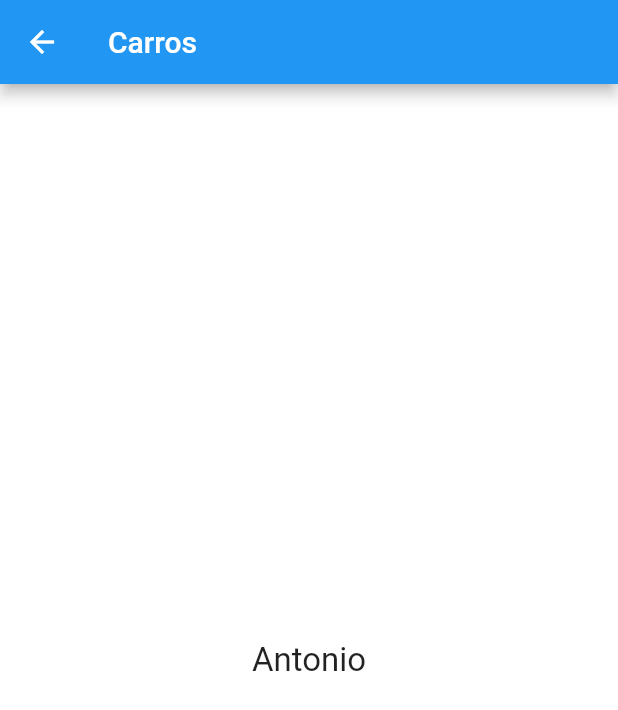
After one commit to antoniojunior1890/flutter-cars, a Flutter app: the HomePage screen opened directly, on a phone screen of 412 x 824 dp. The commit adds this screen. Shown: the top 710 px of the screen. Run offline on Flutter 3.47's test engine with Material 2 defaults, Android fonts, the phone set to English and light mode, and no system bars.

Commit message:
navegaçao entre telas

```diff
--- /dev/null
+++ b/lib/pages/home_page.dart
@@ -0,0 +1,24 @@
+import 'package:flutter/material.dart';
+
+class HomePage extends StatelessWidget {
+  @override
+  Widget build(BuildContext context) {
+    return Scaffold(
+      appBar: AppBar(
+        title: Text("Carros"),
+      ),
+      body: _body(),
+    );
+  }
+
+  _body() {
+    return Center(
+      child: Text(
+        "Antonio",
+        style: TextStyle(
+          fontSize: 22,
+        ),
+      ),
+    );
+  }
+}
--- a/lib/pages/login_page.dart
+++ b/lib/pages/login_page.dart
@@ -1,3 +1,5 @@
+import 'package:cars/pages/home_page.dart';
+import 'package:cars/utils/nav.dart';
 import 'package:cars/widgets/app_button.dart';
 import 'package:cars/widgets/app_text.dart';
 import 'package:flutter/material.dart';
@@ -77,6 +79,8 @@ class _LoginPageState extends State<LoginPage> {
     String senha = _tSenha.text;
 
     print("Login: $login, Senha: $senha");
+
+    push(context, HomePage());
   }
 
   String _validatorLogin(String text) {
--- /dev/null
+++ b/lib/utils/nav.dart
@@ -0,0 +1,7 @@
+import 'package:flutter/material.dart';
+
+Future push(BuildContext context, Widget page){
+  return Navigator.push(context, MaterialPageRoute(builder: (BuildContext context) {
+      return page;
+    }));
+}
```
